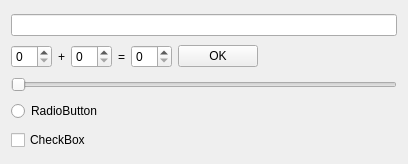
The window that Qt/my_programm/_For_tests/src/for_tests_mainbox/ui/for_tests_mainbox.ui (RinatB2017/mega_GIT) describes before a commit, drawn with Qt 5.
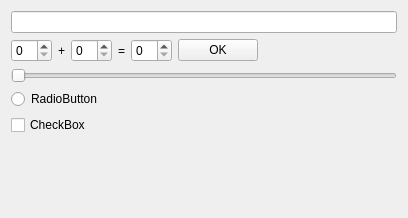
The same window after the commit.

```diff
--- a/Qt/my_programm/_For_tests/src/for_tests_mainbox/ui/for_tests_mainbox.ui
+++ b/Qt/my_programm/_For_tests/src/for_tests_mainbox/ui/for_tests_mainbox.ui
@@ -7,15 +7,9 @@
     <x>0</x>
     <y>0</y>
     <width>408</width>
-    <height>164</height>
+    <height>218</height>
    </rect>
   </property>
-  <property name="sizePolicy">
-   <sizepolicy hsizetype="Preferred" vsizetype="Fixed">
-    <horstretch>0</horstretch>
-    <verstretch>0</verstretch>
-   </sizepolicy>
-  </property>
   <layout class="QVBoxLayout" name="verticalLayout">
    <item>
     <widget class="QLineEdit" name="lineEdit"/>
@@ -100,6 +94,19 @@
      </property>
     </widget>
    </item>
+   <item>
+    <spacer name="verticalSpacer">
+     <property name="orientation">
+      <enum>Qt::Vertical</enum>
+     </property>
+     <property name="sizeHint" stdset="0">
+      <size>
+       <width>20</width>
+       <height>40</height>
+      </size>
+     </property>
+    </spacer>
+   </item>
   </layout>
  </widget>
  <resources/>
```
